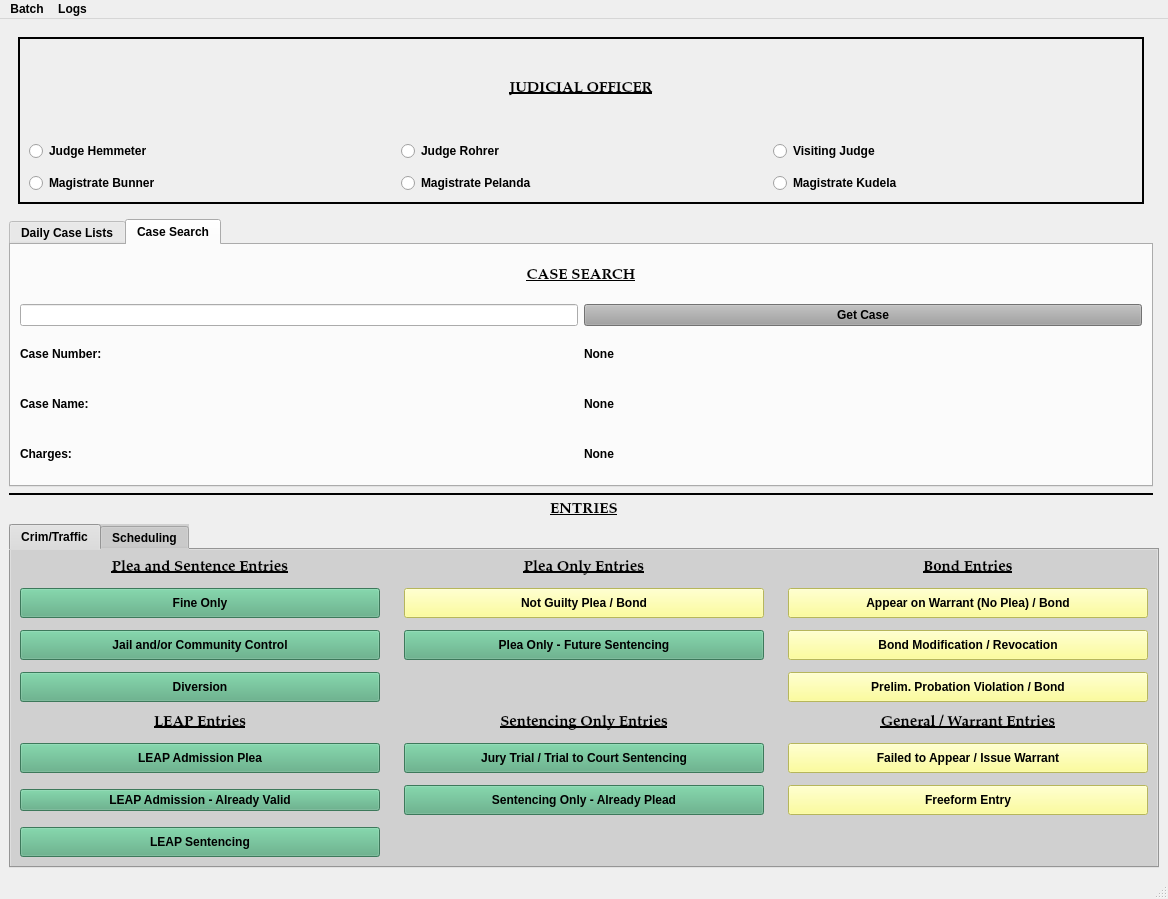
First picture: the form in munientry/views/ui/MainWindow.ui, repository HunterProgram22/MuniEntry, before the edit.
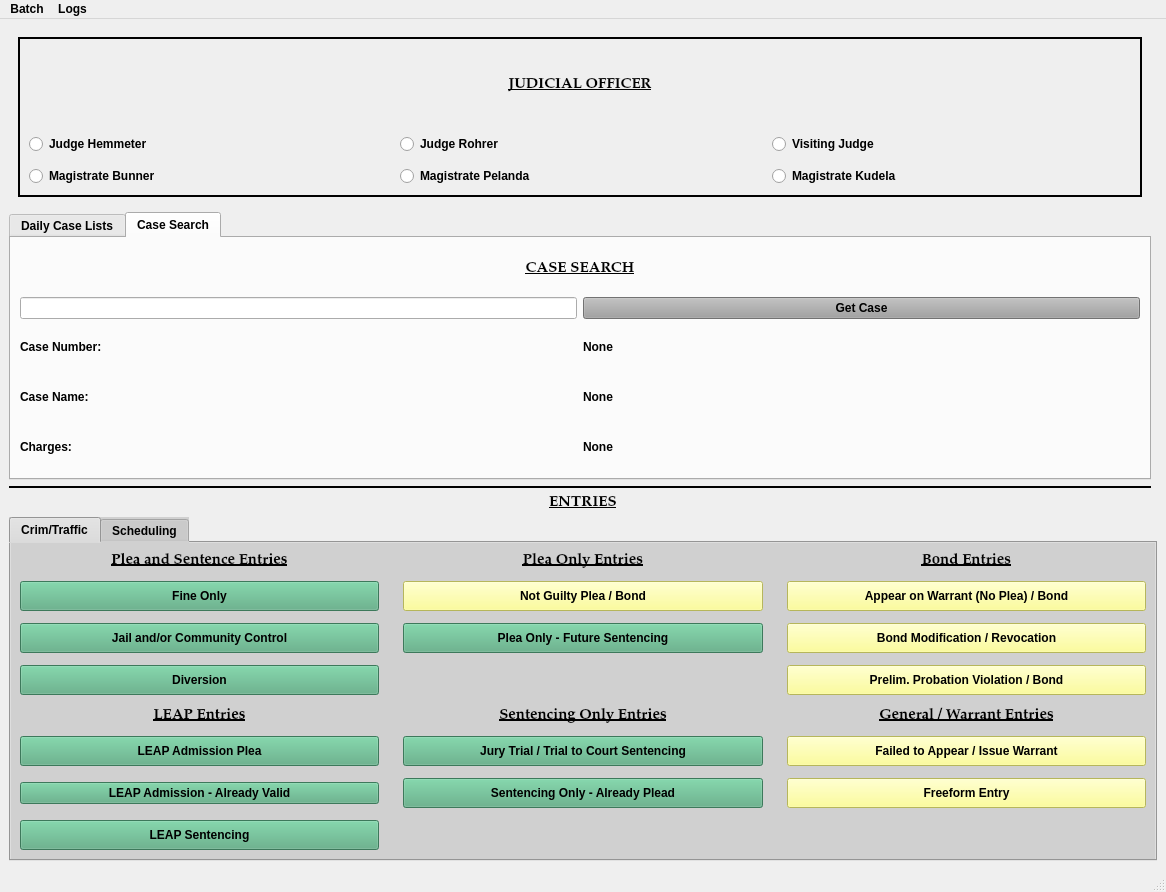
Second picture: the form after the edit. The open tabs and pages were chosen to show the change. Custom widgets are drawn as their Qt base class.

Diff of the .ui file:
```diff
--- a/munientry/views/ui/MainWindow.ui
+++ b/munientry/views/ui/MainWindow.ui
@@ -6,8 +6,8 @@
    <rect>
     <x>0</x>
     <y>0</y>
-    <width>1168</width>
-    <height>899</height>
+    <width>1166</width>
+    <height>892</height>
    </rect>
   </property>
   <property name="minimumSize">
@@ -1041,7 +1041,7 @@
     <rect>
      <x>0</x>
      <y>0</y>
-     <width>1168</width>
+     <width>1166</width>
      <height>27</height>
     </rect>
    </property>
```
Left out of the diff: 2 changed lines with no effect on the pictures.
